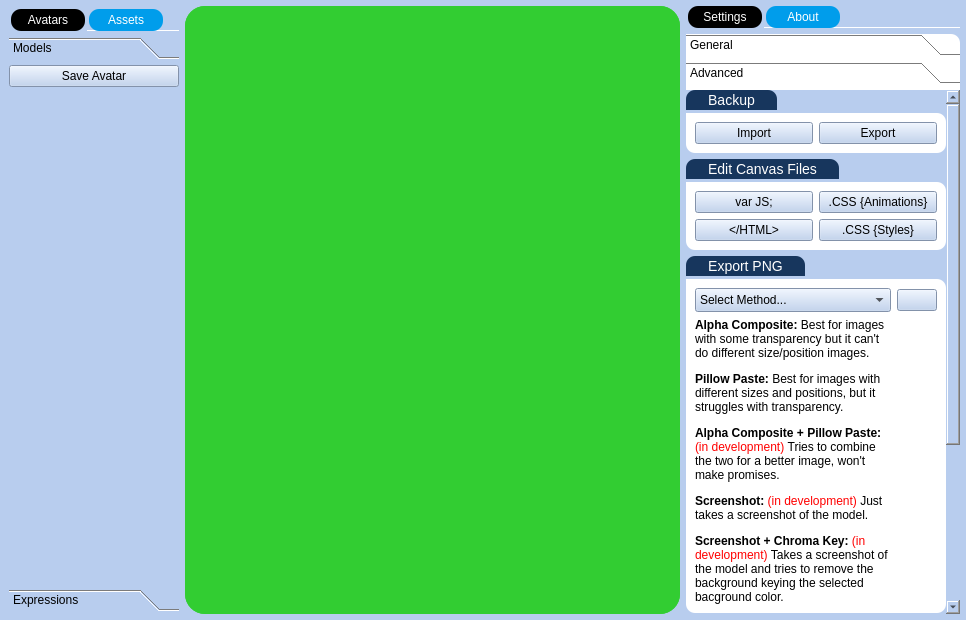
First picture: the form in UI/main.ui, repository Gemmstone/PyNGtuber, before the edit.
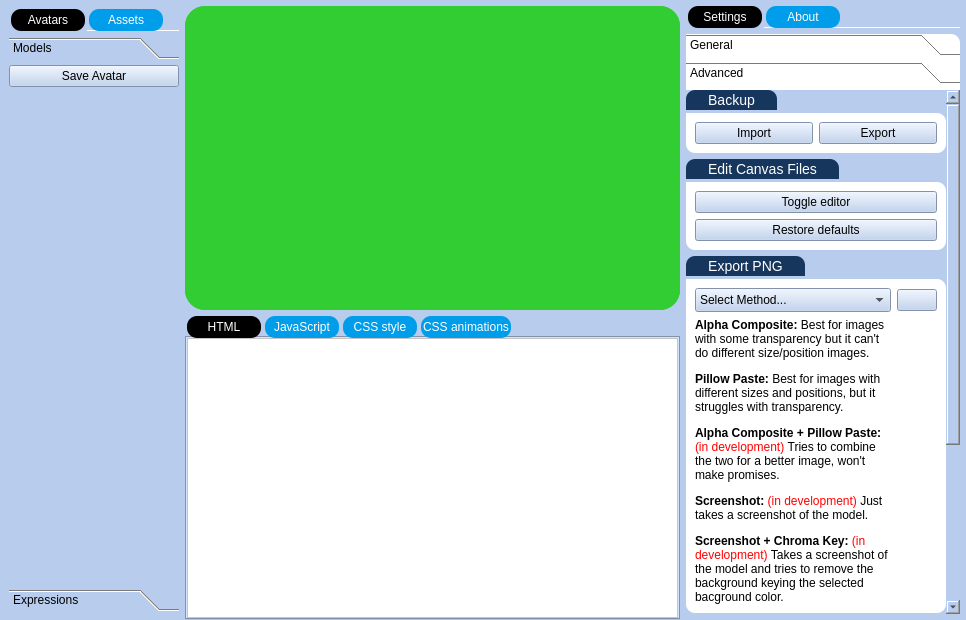
Second picture: the form after the edit. The open tabs and pages were chosen to show the change. Icons and pictures are not drawn.

```diff
--- a/UI/main.ui
+++ b/UI/main.ui
@@ -1024,6 +1024,157 @@
             </layout>
            </widget>
           </item>
+          <item>
+           <widget class="QTabWidget" name="editor">
+            <property name="styleSheet">
+             <string notr="true">QTabBar{  
+    background-color: rgba(255, 255, 255, 0);
+}
+QTabBar::tab {  
+    background-color: rgba(255, 255, 255, 40);
+	background-color: rgb(0, 157, 235);
+    min-width: 70px; 
+    min-height:22px;
+    padding: 0px  2px; 
+    color: white;
+	border-radius: 10px;
+    margin-left:2px;
+    margin-right:2px;
+}
+QTabBar::tab:selected {  
+    color: white;
+	background-color: black;;
+}
+QTabBar::tab:hover {  
+    color: black;
+    background-color: rgba(255, 0, 0, 100);
+}</string>
+            </property>
+            <property name="currentIndex">
+             <number>0</number>
+            </property>
+            <widget class="QWidget" name="tab_7">
+             <attribute name="title">
+              <string>HTML</string>
+             </attribute>
+             <layout class="QVBoxLayout" name="verticalLayout_39">
+              <property name="spacing">
+               <number>0</number>
+              </property>
+              <property name="leftMargin">
+               <number>0</number>
+              </property>
+              <property name="topMargin">
+               <number>0</number>
+              </property>
+              <property name="rightMargin">
+               <number>0</number>
+              </property>
+              <property name="bottomMargin">
+               <number>0</number>
+              </property>
+              <item>
+               <widget class="QPlainTextEdit" name="plainTextEdit_2">
+                <property name="styleSheet">
+                 <string notr="true">background-color: rgb(255, 255, 255);
+color: rgb(0, 0, 0);</string>
+                </property>
+               </widget>
+              </item>
+             </layout>
+            </widget>
+            <widget class="QWidget" name="tab_8">
+             <attribute name="title">
+              <string>JavaScript</string>
+             </attribute>
+             <layout class="QVBoxLayout" name="verticalLayout_41">
+              <property name="spacing">
+               <number>0</number>
+              </property>
+              <property name="leftMargin">
+               <number>0</number>
+              </property>
+              <property name="topMargin">
+               <number>0</number>
+              </property>
+              <property name="rightMargin">
+               <number>0</number>
+              </property>
+              <property name="bottomMargin">
+               <number>0</number>
+              </property>
+              <item>
+               <widget class="QPlainTextEdit" name="plainTextEdit_3">
+                <property name="styleSheet">
+                 <string notr="true">background-color: rgb(255, 255, 255);
+color: rgb(0, 0, 0);</string>
+                </property>
+               </widget>
+              </item>
+             </layout>
+            </widget>
+            <widget class="QWidget" name="tab_9">
+             <attribute name="title">
+              <string>CSS style</string>
+             </attribute>
+             <layout class="QVBoxLayout" name="verticalLayout_47">
+              <property name="spacing">
+               <number>0</number>
+              </property>
+              <property name="leftMargin">
+               <number>0</number>
+              </property>
+              <property name="topMargin">
+               <number>0</number>
+              </property>
+              <property name="rightMargin">
+               <number>0</number>
+              </property>
+              <property name="bottomMargin">
+               <number>0</number>
+              </property>
+              <item>
+               <widget class="QPlainTextEdit" name="plainTextEdit_4">
+                <property name="styleSheet">
+                 <string notr="true">background-color: rgb(255, 255, 255);
+color: rgb(0, 0, 0);</string>
+                </property>
+               </widget>
+              </item>
+             </layout>
+            </widget>
+            <widget class="QWidget" name="tab_10">
+             <attribute name="title">
+              <string>CSS animations</string>
+             </attribute>
+             <layout class="QVBoxLayout" name="verticalLayout_48">
+              <property name="spacing">
+               <number>0</number>
+              </property>
+              <property name="leftMargin">
+               <number>0</number>
+              </property>
+              <property name="topMargin">
+               <number>0</number>
+              </property>
+              <property name="rightMargin">
+               <number>0</number>
+              </property>
+              <property name="bottomMargin">
+               <number>0</number>
+              </property>
+              <item>
+               <widget class="QPlainTextEdit" name="plainTextEdit_5">
+                <property name="styleSheet">
+                 <string notr="true">background-color: rgb(255, 255, 255);
+color: rgb(0, 0, 0);</string>
+                </property>
+               </widget>
+              </item>
+             </layout>
+            </widget>
+           </widget>
+          </item>
          </layout>
         </widget>
        </item>
@@ -2017,113 +2168,8 @@
                                <property name="frameShadow">
                                 <enum>QFrame::Raised</enum>
                                </property>
-                               <layout class="QGridLayout" name="gridLayout_2">
-                                <item row="1" column="0">
-                                 <widget class="QPushButton" name="pushButton_6">
-                                  <property name="sizePolicy">
-                                   <sizepolicy hsizetype="Preferred" vsizetype="Fixed">
-                                    <horstretch>0</horstretch>
-                                    <verstretch>0</verstretch>
-                                   </sizepolicy>
-                                  </property>
-                                  <property name="cursor">
-                                   <cursorShape>PointingHandCursor</cursorShape>
-                                  </property>
-                                  <property name="text">
-                                   <string>&lt;/HTML&gt;</string>
-                                  </property>
-                                  <property name="iconSize">
-                                   <size>
-                                    <width>16</width>
-                                    <height>16</height>
-                                   </size>
-                                  </property>
-                                  <property name="checkable">
-                                   <bool>true</bool>
-                                  </property>
-                                  <property name="checked">
-                                   <bool>false</bool>
-                                  </property>
-                                  <property name="autoExclusive">
-                                   <bool>false</bool>
-                                  </property>
-                                 </widget>
-                                </item>
-                                <item row="0" column="0">
-                                 <widget class="QPushButton" name="pushButton_7">
-                                  <property name="sizePolicy">
-                                   <sizepolicy hsizetype="Preferred" vsizetype="Fixed">
-                                    <horstretch>0</horstretch>
-                                    <verstretch>0</verstretch>
-                                   </sizepolicy>
-                                  </property>
-                                  <property name="maximumSize">
-                                   <size>
-                                    <width>16777215</width>
-                                    <height>16777215</height>
-                                   </size>
-                                  </property>
-                                  <property name="cursor">
-                                   <cursorShape>PointingHandCursor</cursorShape>
-                                  </property>
-                                  <property name="text">
-                                   <string>var JS;</string>
-                                  </property>
-                                  <property name="iconSize">
-                                   <size>
-                                    <width>16</width>
-                                    <height>16</height>
-                                   </size>
-                                  </property>
-                                  <property name="checkable">
-                                   <bool>true</bool>
-                                  </property>
-                                  <property name="checked">
-                                   <bool>false</bool>
-                                  </property>
-                                  <property name="autoExclusive">
-                                   <bool>false</bool>
-                                  </property>
-                                 </widget>
-                                </item>
-                                <item row="0" column="1">
-                                 <widget class="QPushButton" name="pushButton_3">
-                                  <property name="sizePolicy">
-                                   <sizepolicy hsizetype="Preferred" vsizetype="Fixed">
-                                    <horstretch>0</horstretch>
-                                    <verstretch>0</verstretch>
-                                   </sizepolicy>
-                                  </property>
-                                  <property name="maximumSize">
-                                   <size>
-                                    <width>16777215</width>
-                                    <height>16777215</height>
-                                   </size>
-                                  </property>
-                                  <property name="cursor">
-                                   <cursorShape>PointingHandCursor</cursorShape>
-                                  </property>
-                                  <property name="text">
-                                   <string>.CSS {Animations}</string>
-                                  </property>
-                                  <property name="iconSize">
-                                   <size>
-                                    <width>16</width>
-                                    <height>16</height>
-                                   </size>
-                                  </property>
-                                  <property name="checkable">
-                                   <bool>true</bool>
-                                  </property>
-                                  <property name="checked">
-                                   <bool>false</bool>
-                                  </property>
-                                  <property name="autoExclusive">
-                                   <bool>false</bool>
-                                  </property>
-                                 </widget>
-                                </item>
-                                <item row="1" column="1">
+                               <layout class="QVBoxLayout" name="verticalLayout_49">
+                                <item>
                                  <widget class="QPushButton" name="pushButton">
                                   <property name="sizePolicy">
                                    <sizepolicy hsizetype="Preferred" vsizetype="Fixed">
@@ -2141,7 +2187,7 @@
                                    <cursorShape>PointingHandCursor</cursorShape>
                                   </property>
                                   <property name="text">
-                                   <string>.CSS {Styles}</string>
+                                   <string>Toggle editor</string>
                                   </property>
                                   <property name="iconSize">
                                    <size>
@@ -2160,6 +2206,43 @@
                                   </property>
                                  </widget>
                                 </item>
+                                <item>
+                                 <widget class="QPushButton" name="pushButton_2">
+                                  <property name="sizePolicy">
+                                   <sizepolicy hsizetype="Preferred" vsizetype="Fixed">
+                                    <horstretch>0</horstretch>
+                                    <verstretch>0</verstretch>
+                                   </sizepolicy>
+                                  </property>
+                                  <property name="maximumSize">
+                                   <size>
+                                    <width>16777215</width>
+                                    <height>16777215</height>
+                                   </size>
+                                  </property>
+                                  <property name="cursor">
+                                   <cursorShape>PointingHandCursor</cursorShape>
+                                  </property>
+                                  <property name="text">
+                                   <string>Restore defaults</string>
+                                  </property>
+                                  <property name="iconSize">
+                                   <size>
+                                    <width>16</width>
+                                    <height>16</height>
+                                   </size>
+                                  </property>
+                                  <property name="checkable">
+                                   <bool>false</bool>
+                                  </property>
+                                  <property name="checked">
+                                   <bool>false</bool>
+                                  </property>
+                                  <property name="autoExclusive">
+                                   <bool>false</bool>
+                                  </property>
+                                 </widget>
+                                </item>
                                </layout>
                               </widget>
                              </item>
```
Left out of the diff: 2 changed lines with no effect on the pictures.
